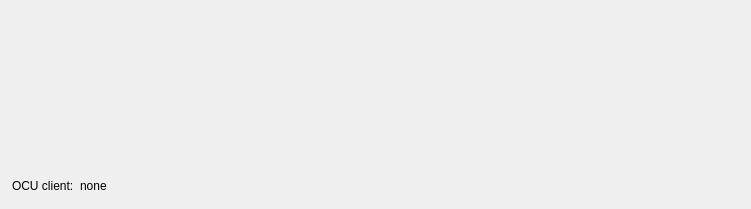
This is iop_rqt_access_control_fkie/src/iop_rqt_access_control_fkie/iop_rqt_access_control.ui in fkie/iop_gui as Qt 5 draws it before an edit. The edited form follows.
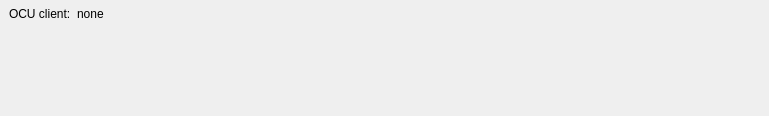
This is the edited form. Icons and pictures are not drawn.

Commit message: added handoff control widget

The edit to the form file:
```diff
--- a/iop_rqt_access_control_fkie/src/iop_rqt_access_control_fkie/iop_rqt_access_control.ui
+++ b/iop_rqt_access_control_fkie/src/iop_rqt_access_control_fkie/iop_rqt_access_control.ui
@@ -6,8 +6,8 @@
    <rect>
     <x>0</x>
     <y>0</y>
-    <width>751</width>
-    <height>209</height>
+    <width>769</width>
+    <height>116</height>
    </rect>
   </property>
   <property name="windowTitle">
@@ -18,13 +18,13 @@
     <number>0</number>
    </property>
    <property name="leftMargin">
-    <number>6</number>
+    <number>3</number>
    </property>
    <property name="topMargin">
-    <number>0</number>
+    <number>3</number>
    </property>
    <property name="rightMargin">
-    <number>0</number>
+    <number>3</number>
    </property>
    <property name="bottomMargin">
     <number>6</number>
@@ -126,6 +126,19 @@
      </layout>
     </widget>
    </item>
+   <item>
+    <spacer name="verticalSpacer">
+     <property name="orientation">
+      <enum>Qt::Vertical</enum>
+     </property>
+     <property name="sizeHint" stdset="0">
+      <size>
+       <width>20</width>
+       <height>40</height>
+      </size>
+     </property>
+    </spacer>
+   </item>
   </layout>
  </widget>
  <resources/>
```
Left out of the diff: 14 changed lines with no effect on the pictures. The commit also changes 11 other files.
